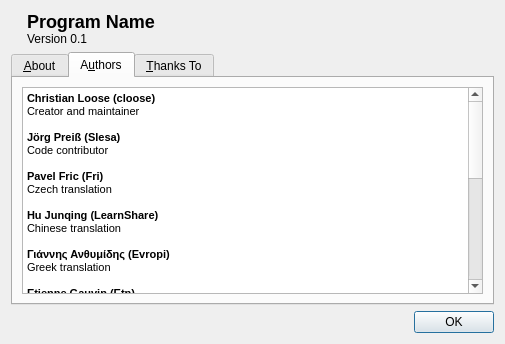
Old version of the form app/aboutdialog.ui in the repository cloose/CuteMarkEd.
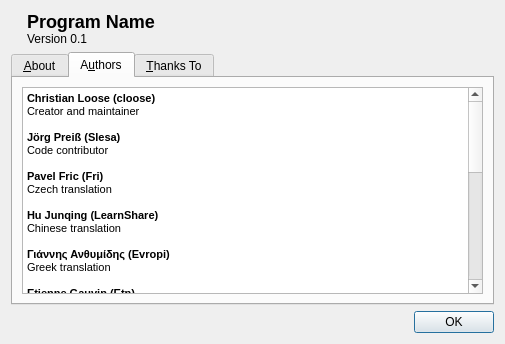
New version of the form. The open tabs and pages were chosen to show the change. Icons and pictures are not drawn.

Commit message: Add akien-mga as contributor to the about dialog

Diff of the .ui file:
```diff
--- a/app/aboutdialog.ui
+++ b/app/aboutdialog.ui
@@ -128,6 +128,9 @@
 &lt;p style=&quot; margin-top:0px; margin-bottom:0px; margin-left:0px; margin-right:0px; -qt-block-indent:0; text-indent:0px;&quot;&gt;&lt;span style=&quot; font-size:8pt; font-weight:600;&quot;&gt;Etienne Gauvin (Etn)&lt;/span&gt;&lt;/p&gt;
 &lt;p style=&quot; margin-top:0px; margin-bottom:0px; margin-left:0px; margin-right:0px; -qt-block-indent:0; text-indent:0px;&quot;&gt;&lt;span style=&quot; font-size:8pt;&quot;&gt;French translation&lt;/span&gt;&lt;/p&gt;
 &lt;p style=&quot;-qt-paragraph-type:empty; margin-top:0px; margin-bottom:0px; margin-left:0px; margin-right:0px; -qt-block-indent:0; text-indent:0px; font-size:8pt;&quot;&gt;&lt;br /&gt;&lt;/p&gt;
+&lt;p style=&quot; margin-top:0px; margin-bottom:0px; margin-left:0px; margin-right:0px; -qt-block-indent:0; text-indent:0px;&quot;&gt;&lt;span style=&quot; font-size:8pt; font-weight:600;&quot;&gt;Rémi Verschelde (akien-mga)&lt;/span&gt;&lt;/p&gt;
+&lt;p style=&quot; margin-top:0px; margin-bottom:0px; margin-left:0px; margin-right:0px; -qt-block-indent:0; text-indent:0px;&quot;&gt;&lt;span style=&quot; font-size:8pt;&quot;&gt;French translation and Mageia package&lt;/span&gt;&lt;/p&gt;
+&lt;p style=&quot;-qt-paragraph-type:empty; margin-top:0px; margin-bottom:0px; margin-left:0px; margin-right:0px; -qt-block-indent:0; text-indent:0px; font-size:8pt;&quot;&gt;&lt;br /&gt;&lt;/p&gt;
 &lt;p style=&quot; margin-top:0px; margin-bottom:0px; margin-left:0px; margin-right:0px; -qt-block-indent:0; text-indent:0px;&quot;&gt;&lt;span style=&quot; font-size:8pt; font-weight:600;&quot;&gt;Kota Ouchi (kOtaOuchi)&lt;/span&gt;&lt;/p&gt;
 &lt;p style=&quot; margin-top:0px; margin-bottom:0px; margin-left:0px; margin-right:0px; -qt-block-indent:0; text-indent:0px;&quot;&gt;&lt;span style=&quot; font-size:8pt;&quot;&gt;Japanese translation&lt;/span&gt;&lt;/p&gt;
 &lt;p style=&quot;-qt-paragraph-type:empty; margin-top:0px; margin-bottom:0px; margin-left:0px; margin-right:0px; -qt-block-indent:0; text-indent:0px; font-size:8pt;&quot;&gt;&lt;br /&gt;&lt;/p&gt;
```
